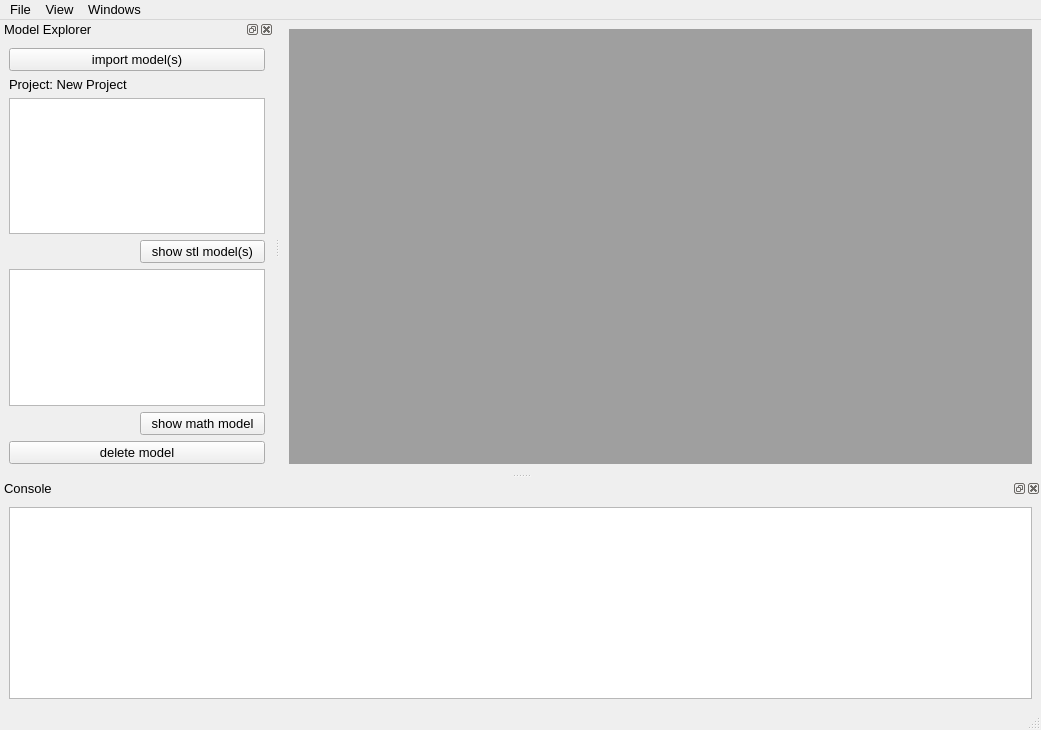
molybd/Model2SAS, file qtgui/mainwindow.ui: the form before one commit.
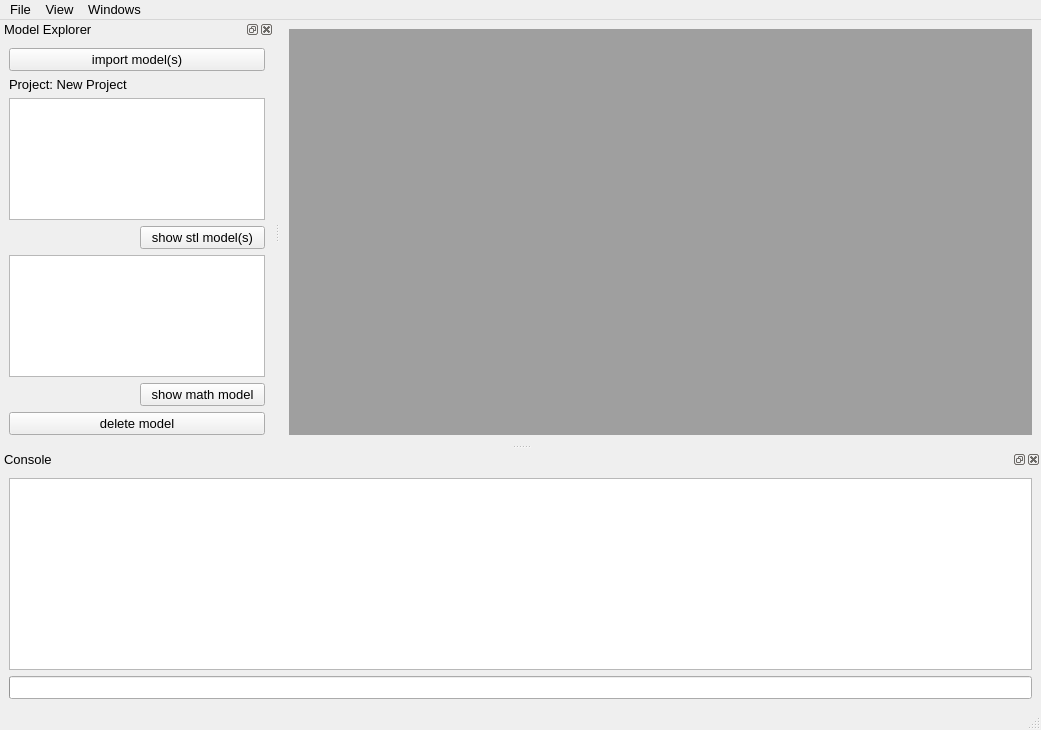
The form after the commit.

What changed in the file:
```diff
--- a/qtgui/mainwindow.ui
+++ b/qtgui/mainwindow.ui
@@ -128,6 +128,16 @@
      <item>
       <widget class="QTextEdit" name="textEdit"/>
      </item>
+     <item>
+      <widget class="QProgressBar" name="progressBar">
+       <property name="maximum">
+        <number>100</number>
+       </property>
+       <property name="value">
+        <number>-1</number>
+       </property>
+      </widget>
+     </item>
     </layout>
    </widget>
   </widget>
```
